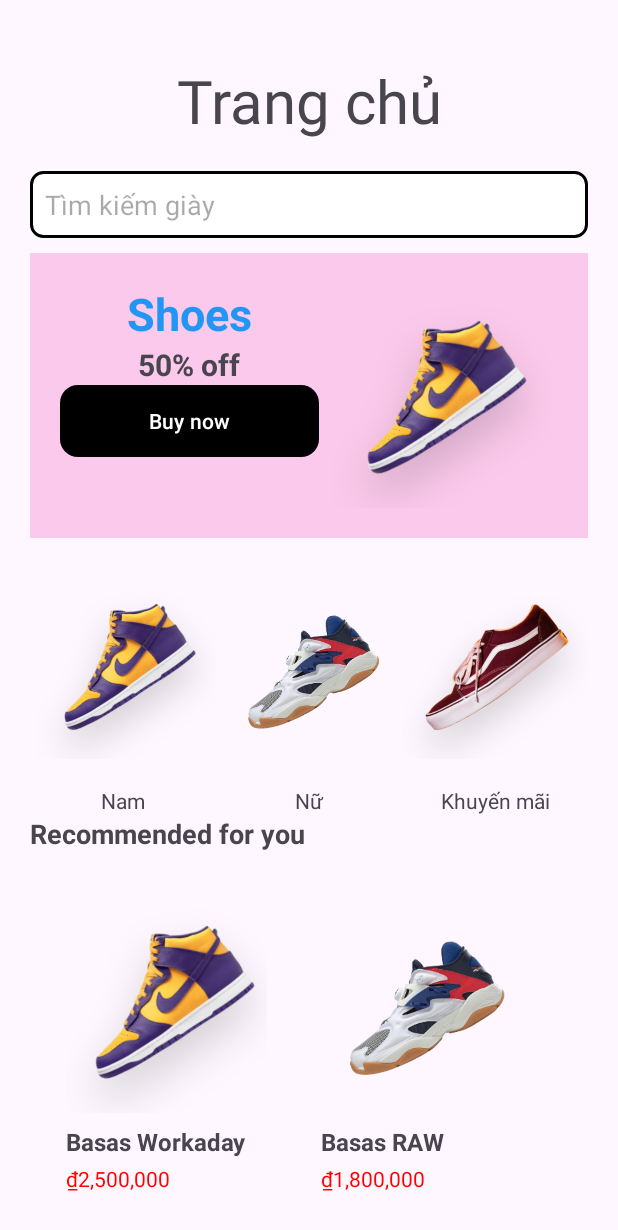
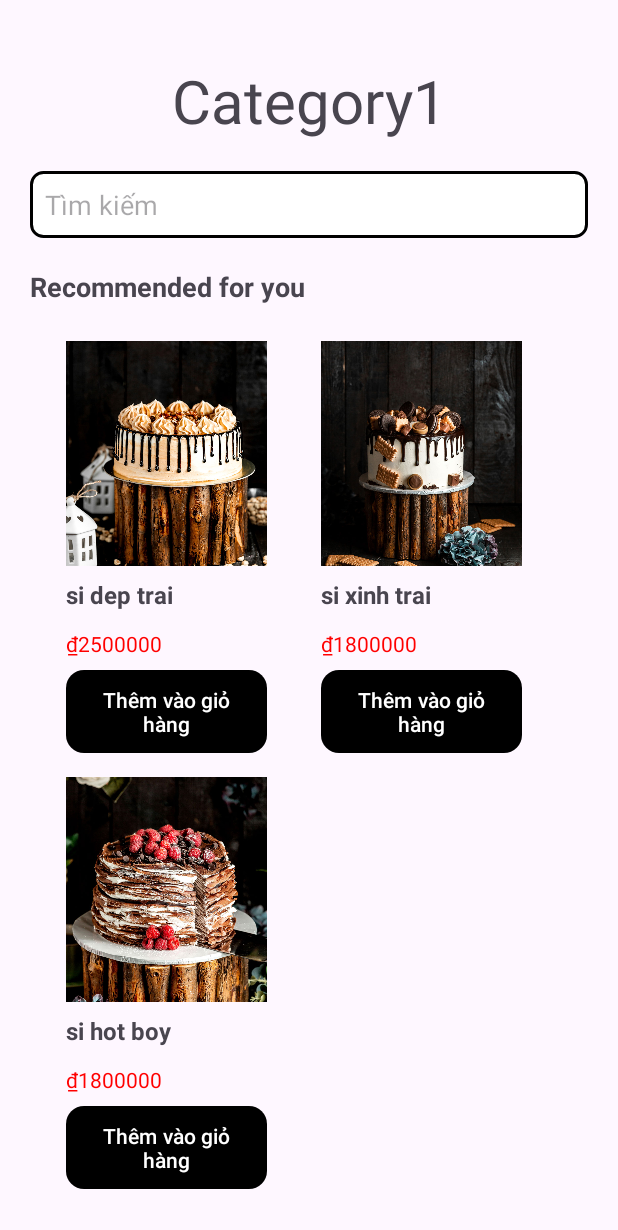
Before and after one commit to NguyenThanhDat1579/Witcher-sShoes, an Android app: the screen it shows after launch (TrangChu before the commit, Category1 after it), on a phone screen of 412 x 824 dp. Shown: the top 1230 px of the screen. Run offline under Robolectric (Android 15) with nearby library versions, the phone set to English and light mode, and no system bars.

Commit message:
giao dien the loai

```diff
--- a/app/src/main/AndroidManifest.xml
+++ b/app/src/main/AndroidManifest.xml
@@ -13,6 +13,9 @@
         android:theme="@style/Theme.WitchersShoes"
         tools:targetApi="31">
         <activity
+            android:name=".TrangChu"
+            android:exported="false" />
+        <activity
             android:name=".DangKy"
             android:exported="false" />
         <activity
@@ -22,7 +25,7 @@
             android:name=".MainActivity"
             android:exported="false" />
         <activity
-            android:name=".TrangChu"
+            android:name=".Category1"
             android:exported="true">
             <intent-filter>
                 <action android:name="android.intent.action.MAIN" />
--- a/app/src/main/java/com/example/witchersshoes/Category1.java
+++ b/app/src/main/java/com/example/witchersshoes/Category1.java
@@ -7,18 +7,40 @@ import androidx.appcompat.app.AppCompatActivity;
 import androidx.core.graphics.Insets;
 import androidx.core.view.ViewCompat;
 import androidx.core.view.WindowInsetsCompat;
+import androidx.recyclerview.widget.GridLayoutManager;
+import androidx.recyclerview.widget.RecyclerView;
+
+import com.example.witchersshoes.classes.Product;
+import com.example.witchersshoes.classes.ProductCategory1;
+
+import java.util.ArrayList;
+import java.util.List;
 
 public class Category1 extends AppCompatActivity {
+    RecyclerView rcv;
+    Category1Adapter category1Adapter;
+    List<ProductCategory1> category1List;
+
 
     @Override
     protected void onCreate(Bundle savedInstanceState) {
         super.onCreate(savedInstanceState);
         EdgeToEdge.enable(this);
         setContentView(R.layout.activity_category1);
-        ViewCompat.setOnApplyWindowInsetsListener(findViewById(R.id.main), (v, insets) -> {
+        ViewCompat.setOnApplyWindowInsetsListener(findViewById(R.id.category1), (v, insets) -> {
             Insets systemBars = insets.getInsets(WindowInsetsCompat.Type.systemBars());
             v.setPadding(systemBars.left, systemBars.top, systemBars.right, systemBars.bottom);
             return insets;
         });
+
+        rcv = findViewById(R.id.category1_recyclerView);
+        rcv.setLayoutManager(new GridLayoutManager(this, 2));
+        category1List = new ArrayList<>();
+        category1List.add(new ProductCategory1("si dep trai", 2500000, R.drawable.cake1_1));
+        category1List.add(new ProductCategory1("si xinh trai", 1800000, R.drawable.cake1_2));
+        category1List.add(new ProductCategory1("si hot boy", 1800000, R.drawable.cake1_3));
+
+        category1Adapter = new Category1Adapter(category1List);
+        rcv.setAdapter(category1Adapter);
     }
 }
--- a/app/src/main/java/com/example/witchersshoes/Category1Adapter.java
+++ b/app/src/main/java/com/example/witchersshoes/Category1Adapter.java
@@ -1,2 +1,58 @@
-package com.example.witchersshoes;public class Category1Adapter {
+package com.example.witchersshoes;
+import android.view.LayoutInflater;
+import android.view.View;
+import android.view.ViewGroup;
+import android.widget.Button;
+import android.widget.ImageView;
+import android.widget.TextView;
+import androidx.annotation.NonNull;
+import androidx.recyclerview.widget.RecyclerView;
+
+import com.example.witchersshoes.classes.Product;
+import com.example.witchersshoes.classes.ProductCategory1;
+
+import java.util.List;
+
+
+public class Category1Adapter extends RecyclerView.Adapter<Category1Adapter.Category1ViewHolder> {
+
+    private List<ProductCategory1> category1List;
+
+    public Category1Adapter(List<ProductCategory1> category1List) {
+        this.category1List = category1List;
+    }
+
+    @NonNull
+    @Override
+    public Category1ViewHolder onCreateViewHolder(@NonNull ViewGroup parent, int viewType) {
+        View view = LayoutInflater.from(parent.getContext()).inflate(R.layout.category1_product_item, parent, false);
+        return new Category1ViewHolder(view);
+    }
+
+    @Override
+    public void onBindViewHolder(@NonNull Category1ViewHolder holder, int position) {
+        ProductCategory1 category1 = category1List.get(position);
+        holder.imageViewProduct.setImageResource(category1.getImageResId());
+        holder.textViewProductName.setText(category1.getName());
+        holder.textViewProductPrice.setText("₫" + category1.getPrice());
+    }
+
+    @Override
+    public int getItemCount() {
+        return category1List.size();
+    }
+
+    public static class Category1ViewHolder extends RecyclerView.ViewHolder {
+        ImageView imageViewProduct;
+        TextView textViewProductName, textViewProductPrice;
+        Button buttonAddToCart;
+
+        public Category1ViewHolder(@NonNull View itemView) {
+            super(itemView);
+            imageViewProduct = itemView.findViewById(R.id.imageView9);
+            textViewProductName = itemView.findViewById(R.id.textView20);
+            textViewProductPrice = itemView.findViewById(R.id.textView21);
+            buttonAddToCart = itemView.findViewById(R.id.button5);
+        }
+    }
 }
--- a/app/src/main/java/com/example/witchersshoes/classes/ProductCategory1.java
+++ b/app/src/main/java/com/example/witchersshoes/classes/ProductCategory1.java
@@ -1,12 +1,12 @@
 package com.example.witchersshoes.classes;
 
 
-public class Category1 {
+public class ProductCategory1 {
     private String name;
     private int price;
     private int imageResId;
 
-    public Category1(String name, int price, int imageResId) {
+    public ProductCategory1(String name, int price, int imageResId) {
         this.name = name;
         this.price = price;
         this.imageResId = imageResId;
--- a/app/src/main/res/layout/activity_category1.xml
+++ b/app/src/main/res/layout/activity_category1.xml
@@ -1,10 +1,52 @@
 <?xml version="1.0" encoding="utf-8"?>
-<androidx.constraintlayout.widget.ConstraintLayout xmlns:android="http://schemas.android.com/apk/res/android"
+<ScrollView
+    xmlns:android="http://schemas.android.com/apk/res/android"
     xmlns:app="http://schemas.android.com/apk/res-auto"
     xmlns:tools="http://schemas.android.com/tools"
-    android:id="@+id/main"
     android:layout_width="match_parent"
     android:layout_height="match_parent"
+    android:padding="20dp"
     tools:context=".Category1">
+    <LinearLayout
+        android:id="@+id/category1"
+        android:layout_width="match_parent"
+        android:layout_height="match_parent"
+        android:orientation="vertical">
 
-</androidx.constraintlayout.widget.ConstraintLayout>
+        <TextView
+            android:id="@+id/textView12"
+            android:layout_width="match_parent"
+            android:layout_height="wrap_content"
+            android:textAlignment="center"
+            android:textSize="40dp"
+            android:layout_marginTop="20dp"
+            android:layout_marginBottom="20dp"
+            android:text="Category1" />
+
+        <EditText
+            android:id="@+id/editTextText7"
+            android:layout_width="match_parent"
+            android:layout_height="wrap_content"
+            android:ems="10"
+            android:background="@drawable/edittext_border"
+            android:padding="10dp"
+            android:hint="Tìm kiếm"
+            android:text="" />
+
+        <TextView
+            android:id="@+id/textView19"
+            android:layout_width="match_parent"
+            android:layout_height="wrap_content"
+            android:textSize="18dp"
+            android:textStyle="bold"
+            android:layout_marginTop="20dp"
+            android:text="Recommended for you" />
+
+        <androidx.recyclerview.widget.RecyclerView
+            android:id="@+id/category1_recyclerView"
+            android:layout_width="match_parent"
+            android:layout_height="match_parent"
+            android:padding="16dp"
+            android:clipToPadding="false"/>
+    </LinearLayout>
+    </ScrollView>
--- a/app/src/main/res/layout/category1_product_item.xml
+++ b/app/src/main/res/layout/category1_product_item.xml
@@ -1,6 +1,44 @@
 <?xml version="1.0" encoding="utf-8"?>
-<androidx.constraintlayout.widget.ConstraintLayout xmlns:android="http://schemas.android.com/apk/res/android"
-             android:layout_width="match_parent"
-             android:layout_height="match_parent">
+<LinearLayout xmlns:android="http://schemas.android.com/apk/res/android"
+    xmlns:app="http://schemas.android.com/apk/res-auto"
+    xmlns:tools="http://schemas.android.com/tools"
+    android:layout_width="150dp"
+    android:layout_height="wrap_content"
+    android:padding="8dp"
+    android:orientation="vertical">
 
-</androidx.constraintlayout.widget.ConstraintLayout>
+    <ImageView
+        android:id="@+id/imageView9"
+        android:layout_width="match_parent"
+        android:layout_height="150dp"
+        android:scaleType="centerCrop"
+        app:srcCompat="@drawable/cake1_1" />
+
+    <TextView
+        android:id="@+id/textView20"
+        android:layout_width="match_parent"
+        android:layout_height="wrap_content"
+        android:textSize="16sp"
+        android:textStyle="bold"
+        android:layout_marginTop="8dp"
+        android:layout_marginBottom="8dp"
+        android:text="Tên sản phẩm" />
+
+    <TextView
+        android:id="@+id/textView21"
+        android:layout_width="match_parent"
+        android:layout_height="wrap_content"
+        android:textColor="#FF0000"
+        android:textSize="14sp"
+        android:layout_marginTop="4dp"
+        android:layout_marginBottom="8dp"
+        android:text="₫2,500,000"/>
+
+    <Button
+        android:id="@+id/button5"
+        android:layout_width="match_parent"
+        android:layout_height="wrap_content"
+        android:background="@drawable/button_background"
+        app:backgroundTint="@null"
+        android:text="Thêm vào giỏ hàng" />
+</LinearLayout>
```
